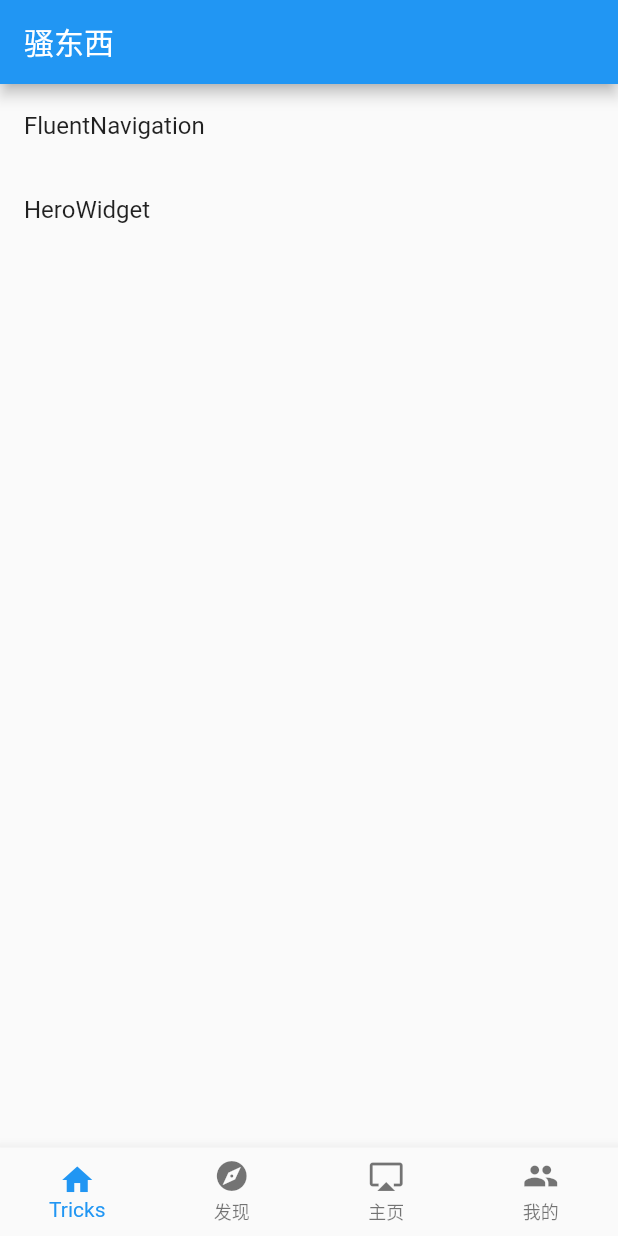
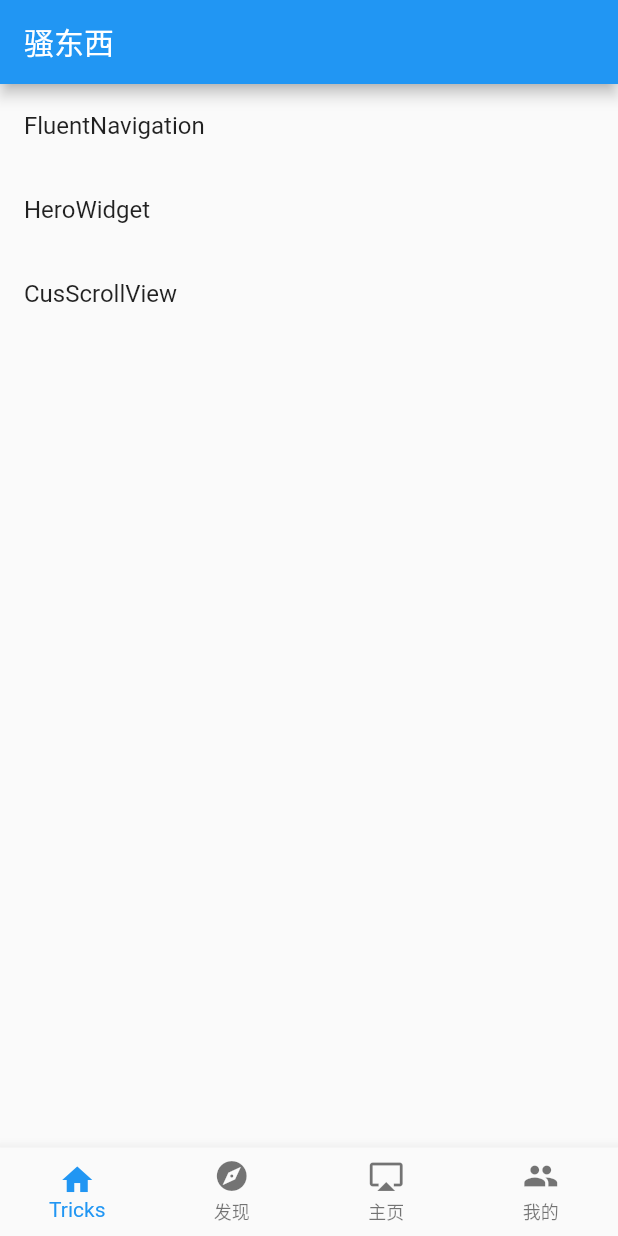
Before and after one commit to Tonysmark/robert_flutter, a Flutter app: the screen it shows after launch, on a phone screen of 412 x 824 dp. Run offline on Flutter 3.47's test engine with Material 2 defaults, Android fonts, the phone set to English and light mode, and no system bars; our stand-ins replace curved_navigation_bar, page_transition, simple_animations.

Commit message:
日常更新

```diff
--- a/lib/main.dart
+++ b/lib/main.dart
@@ -1,6 +1,8 @@
 import 'package:flutter/material.dart';
 import 'package:robert_flutter/pages/Tab1/tricks.dart';
 import 'package:robert_flutter/pages/Tab2/facy_ui.dart';
+import 'package:robert_flutter/pages/Tab3/ninghao.dart';
+import 'package:robert_flutter/pages/Tab4/samples.dart';
 
 void main() => runApp(App());
 
@@ -21,7 +23,8 @@ class MainModule extends StatefulWidget {
 
 class _MainModuleState extends State<MainModule> {
   int _currentIndex = 0;
-  List<Widget> pageViews = [TrickContainer(), FancyUi()];
+  List<Widget> pageViews = [TrickContainer(title: '骚东西'), FancyUi(title: "UI设计"), NingHao(title: "宁浩网"), Samples(title: "零散")];
+
   @override
   Widget build(BuildContext context) {
     return Scaffold(
@@ -35,8 +38,7 @@ class _MainModuleState extends State<MainModule> {
           });
         },
         items: [
-          BottomNavigationBarItem(
-              icon: Icon(Icons.home), title: Text('Tricks')),
+          BottomNavigationBarItem(icon: Icon(Icons.home), title: Text('Tricks')),
           BottomNavigationBarItem(icon: Icon(Icons.explore), title: Text('发现')),
           BottomNavigationBarItem(icon: Icon(Icons.airplay), title: Text('主页')),
           BottomNavigationBarItem(icon: Icon(Icons.people), title: Text('我的')),
--- a/lib/pages/Tab1/components/hero.dart
+++ b/lib/pages/Tab1/components/hero.dart
@@ -24,7 +24,10 @@ class ListViewContainer extends StatelessWidget {
   Widget listBuilder(BuildContext context, int index) {
     return ListTile(
       onTap: () {
-        Navigator.push(context, MaterialPageRoute(builder: (context) => PostInfo(post: posts[index])));
+        Navigator.push(
+          context,
+          MaterialPageRoute(builder: (context) => PostInfo(post: posts[index])),
+        );
       },
       leading: Hero(
         tag: posts[index].title,
--- a/lib/pages/Tab1/tricks.dart
+++ b/lib/pages/Tab1/tricks.dart
@@ -1,13 +1,18 @@
 import 'package:flutter/material.dart';
+import 'package:robert_flutter/pages/Tab1/components/custom_scrollview.dart';
 import 'package:robert_flutter/pages/Tab1/components/fluent_navbar.dart';
 import 'package:robert_flutter/pages/Tab1/components/hero.dart';
 
 class TrickContainer extends StatelessWidget {
+  final String title;
+
+  TrickContainer({this.title});
+
   @override
   Widget build(BuildContext context) {
     return Scaffold(
       appBar: AppBar(
-        title: Text('骚东西'),
+        title: Text(this.title),
       ),
       body: Tricks(),
     );
@@ -26,6 +31,7 @@ class _TricksState extends State<Tricks> {
       children: <Widget>[
         ListItem(title: "FluentNavigation", page: FluentNav()),
         ListItem(title: "HeroWidget", page: HeroWidget()),
+        ListItem(title: "CusScrollView", page: ScrollviewWrapper()),
       ],
     );
   }
@@ -43,10 +49,7 @@ class ListItem extends StatelessWidget {
     return ListTile(
       title: Text(title),
       onTap: () {
-        Navigator.push(
-          context,
-          MaterialPageRoute(builder: (context) => page),
-        );
+        Navigator.push(context, MaterialPageRoute(builder: (context) => page));
       },
     );
   }
--- a/pubspec.yaml
+++ b/pubspec.yaml
@@ -25,6 +25,7 @@ dependencies:
   simple_animations: ^1.3.6
   cupertino_icons: ^0.1.2
   page_transition: ^1.1.5
+  rxdart: ^0.23.1
 
 dev_dependencies:
   flutter_test:
```
Also changed, not shown: lib/pages/Tab2/facy_ui.dart (+7 -4 lines), pubspec.lock, 1 other file.
